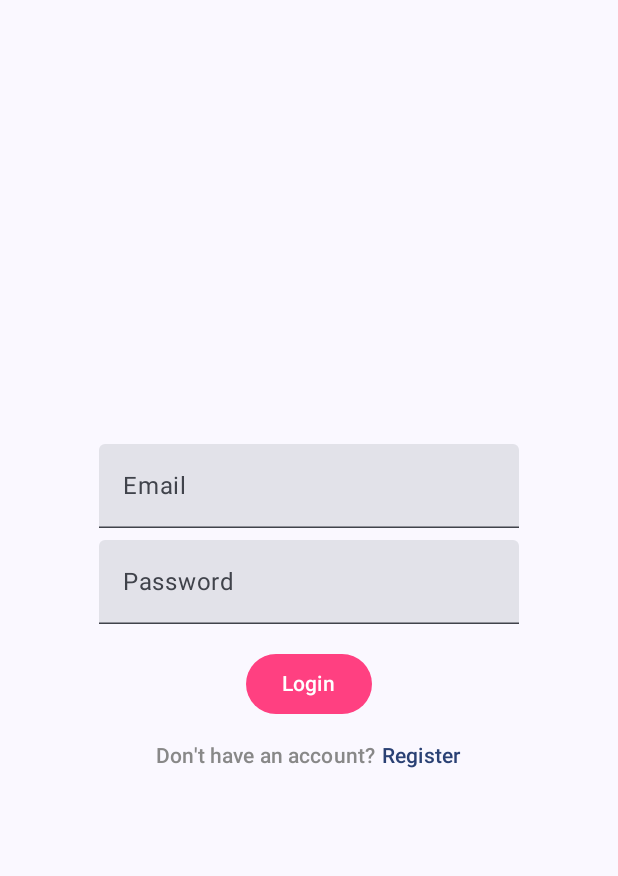
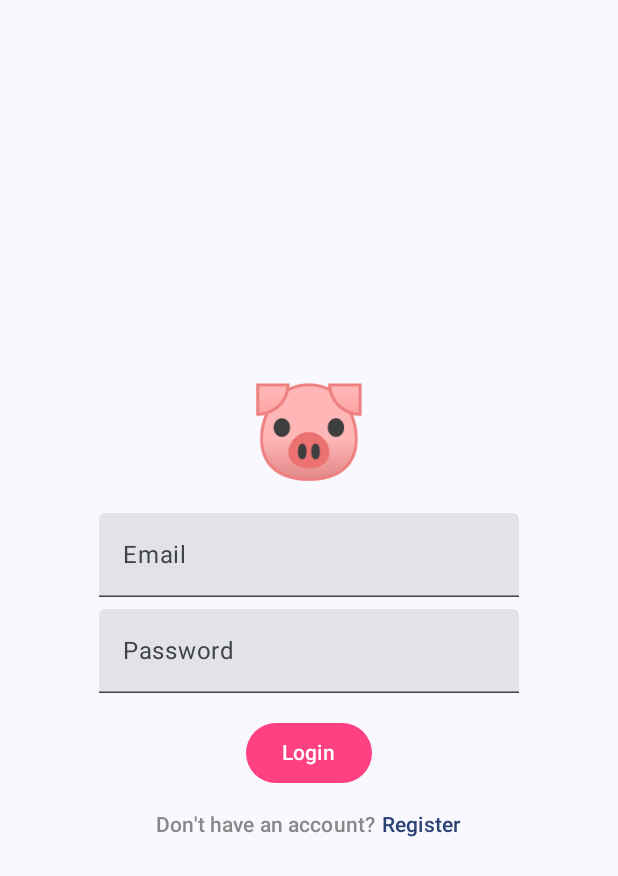
Before and after one commit to tomasblaer/baukur-app, an Android app built with Jetpack Compose: the screen it shows after launch (MainActivity), on a phone screen of 412 x 824 dp. Shown: the top 876 px of the screen. Run offline under Robolectric (Android 15) with nearby library versions, the phone set to English and light mode, and no system bars.

Commit message:
Adding Piggy :)

```diff
--- a/app/src/main/java/com/example/baukur/ui/screens/LoginScreen.kt
+++ b/app/src/main/java/com/example/baukur/ui/screens/LoginScreen.kt
@@ -7,7 +7,9 @@ import androidx.compose.ui.Alignment
 import androidx.compose.ui.Modifier
 import androidx.compose.ui.graphics.Color
 import androidx.compose.ui.tooling.preview.Preview
+import androidx.compose.ui.text.font.FontWeight
 import androidx.compose.ui.unit.dp
+import androidx.compose.ui.unit.sp
 import com.example.baukur.ui.theme.BaukurTheme
 
 @Composable
@@ -28,6 +30,14 @@ fun LoginScreen(onNavigateToRegister: () -> Unit) {
                     horizontalAlignment = Alignment.CenterHorizontally,
                     modifier = Modifier.padding(16.dp)
                 ) {
+                    Text(
+                        text = "🐷",
+                        fontSize = 64.sp,
+                        fontWeight = FontWeight.Bold
+                    )
+
+                    Spacer(modifier = Modifier.height(16.dp))
+
                     UsernameField()
                     Spacer(modifier = Modifier.height(8.dp))
                     PasswordField()
```
